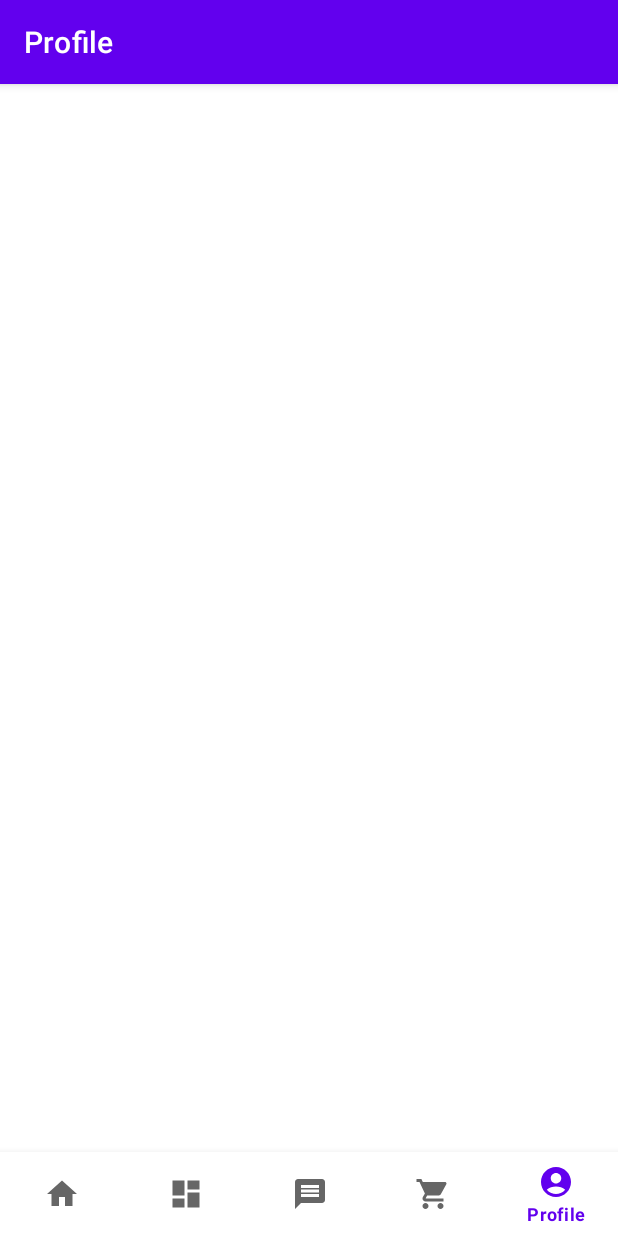
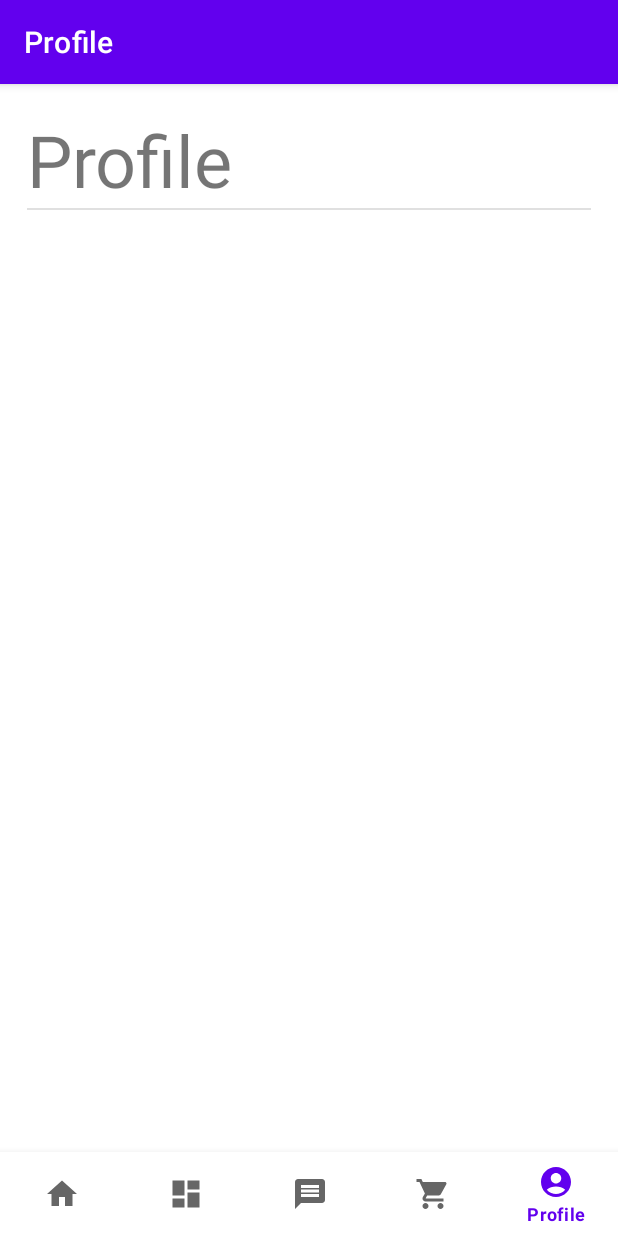
Before and after one commit to ChloeL01/CP3407---Assignment, an Android app: the ProfileFragment screen opened through its navigation route, on a phone screen of 412 x 824 dp. Run offline under Robolectric (Android 15) with nearby library versions, the phone set to English and light mode, and no system bars; our stand-ins replace data binding, navigation-ui.

Commit message:
Started Profile page UI

```diff
--- a/CP3407Assignment/app/src/main/res/layout/fragment_profile.xml
+++ b/CP3407Assignment/app/src/main/res/layout/fragment_profile.xml
@@ -1,21 +1,57 @@
 <?xml version="1.0" encoding="utf-8"?>
 <layout xmlns:android="http://schemas.android.com/apk/res/android"
-    xmlns:tools="http://schemas.android.com/tools">
+    xmlns:tools="http://schemas.android.com/tools"
+    xmlns:app="http://schemas.android.com/apk/res-auto">
 
     <data>
 
     </data>
 
-    <FrameLayout
-        android:layout_width="match_parent"
-        android:layout_height="match_parent"
-        tools:context=".ui.profile.ProfileFragment">
-<!--        Testing (Jess) - Needed a way to get to the page-->
-<!--        <Button-->
-<!--            android:id="@+id/testButton"-->
-<!--            android:text="Test"-->
-<!--            android:layout_width="wrap_content"-->
-<!--            android:layout_height="wrap_content" />-->
+<!--    Profile title-->
+    <androidx.constraintlayout.widget.ConstraintLayout
+        android:id="@+id/profile_linear"
+        android:layout_width="wrap_content"
+        android:layout_height="wrap_content">
 
-    </FrameLayout>
+        <TextView
+            android:id="@+id/profile_title"
+            android:layout_width="wrap_content"
+            android:layout_height="wrap_content"
+            android:text="@string/profile_title"
+            android:layout_marginStart="18dp"
+            android:layout_marginTop="18dp"
+            android:textSize="48sp"
+            app:layout_constraintStart_toStartOf="parent"
+            app:layout_constraintTop_toTopOf="parent" />
+
+        <com.google.android.material.divider.MaterialDivider
+            android:id="@+id/profile_divider"
+            android:layout_width="match_parent"
+            android:layout_height="wrap_content"
+            app:dividerInsetStart="18dp"
+            app:dividerInsetEnd="18dp"
+            app:layout_constraintTop_toBottomOf="@id/profile_title"
+            app:layout_constraintStart_toStartOf="parent"/>
+    </androidx.constraintlayout.widget.ConstraintLayout>
+
+<!--    User name place holder-->
+
+<!--    Settings title-->
+<!--    User contact button-->
+<!--    Change password button-->
+<!--    Dark mode toggle button-->
+
+
+<!--    <FrameLayout-->
+<!--        android:layout_width="match_parent"-->
+<!--        android:layout_height="match_parent"-->
+<!--        tools:context=".ui.profile.ProfileFragment">-->
+<!--&lt;!&ndash;        Testing (Jess) - Needed a way to get to the page&ndash;&gt;-->
+<!--&lt;!&ndash;        <Button&ndash;&gt;-->
+<!--&lt;!&ndash;            android:id="@+id/testButton"&ndash;&gt;-->
+<!--&lt;!&ndash;            android:text="Test"&ndash;&gt;-->
+<!--&lt;!&ndash;            android:layout_width="wrap_content"&ndash;&gt;-->
+<!--&lt;!&ndash;            android:layout_height="wrap_content" />&ndash;&gt;-->
+
+<!--    </FrameLayout>-->
 </layout>
--- a/CP3407Assignment/app/src/main/res/values/strings.xml
+++ b/CP3407Assignment/app/src/main/res/values/strings.xml
@@ -50,4 +50,5 @@
     <string name="invalid_username">Not a valid username</string>
     <string name="invalid_password">Password must be >5 characters</string>
     <string name="login_failed">"Login failed"</string>
+    <string name="profile_title">Profile</string>
 </resources>
```
